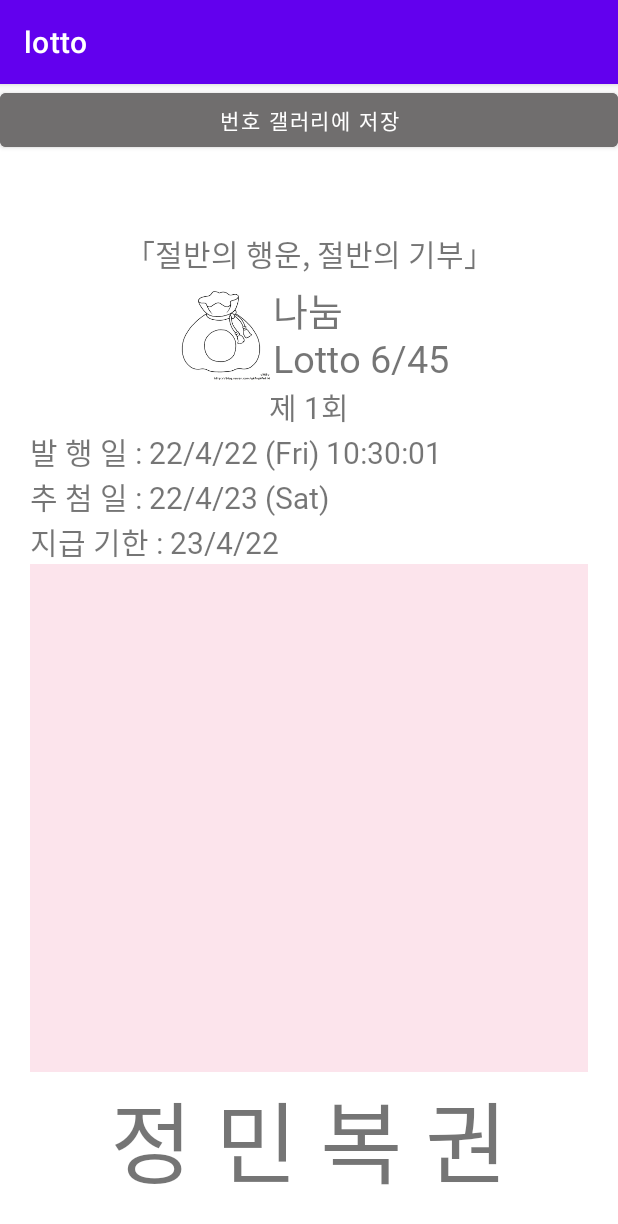
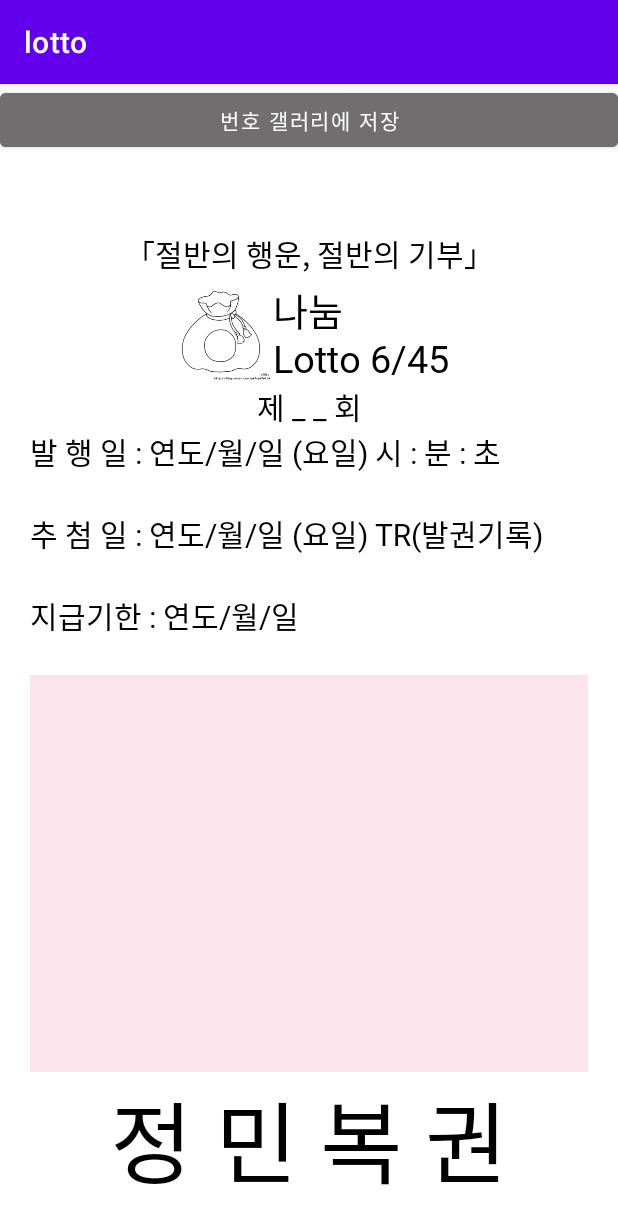
Before and after one commit to jeongmin1230/lotto, an Android app: the screen it shows after launch (MainActivity), after a tap on "번호 갤러리에 저장", on a phone screen of 412 x 824 dp. Shown: the top 1224 px of the screen. Run offline under Robolectric (Android 15) with nearby library versions, the phone set to English and light mode, and no system bars.

Commit message:
레이아웃 부분 영역 배경 색 지정 하고 모든 글씨 black 으로 지정.

```diff
--- a/app/src/main/AndroidManifest.xml
+++ b/app/src/main/AndroidManifest.xml
@@ -19,7 +19,9 @@
             </intent-filter>
         </activity>
         <activity
-            android:name=".MainActivity" />
+            android:name=".MainActivity"
+            android:exported="true">
+        </activity>
     </application>
 
     <uses-permission android:name="android.permission.WRITE_EXTERNAL_STORAGE" /><!-- 저장소 사용 권한 permission -->
--- a/app/src/main/java/com/example/lotto/MainActivity.java
+++ b/app/src/main/java/com/example/lotto/MainActivity.java
@@ -14,31 +14,37 @@ import android.util.Log;
 import android.view.View;
 import android.widget.LinearLayout;
 import android.widget.RelativeLayout;
-import android.widget.TextView;
 import android.widget.Toast;
 
 import java.io.File;
 import java.io.FileNotFoundException;
 import java.io.FileOutputStream;
 import java.text.SimpleDateFormat;
-import java.util.Arrays;
-import java.util.Calendar;
+import java.util.Date;
+
+import androidx.appcompat.app.AppCompatActivity;
+
+import android.Manifest;
+import android.content.Intent;
+import android.content.pm.PackageManager;
+import android.graphics.Bitmap;
+import android.net.Uri;
+import android.os.Build;
+import android.os.Bundle;
+import android.os.Environment;
+import android.util.Log;
+import android.view.View;
+import android.widget.LinearLayout;
+import android.widget.RelativeLayout;
+import android.widget.Toast;
+
+import java.io.File;
+import java.io.FileNotFoundException;
+import java.io.FileOutputStream;
+import java.text.SimpleDateFormat;
 import java.util.Date;
 
 public class MainActivity extends AppCompatActivity {
-
-    int[] ran = {1, 2, 3, 4, 5, 6, 7, 8, 9, 10,
-                11, 12, 13, 14, 15, 16, 17, 18, 19, 20,
-                21, 22, 23, 24, 25, 26, 27, 28, 29, 30,
-                31, 32, 33, 34, 35, 36, 37, 38, 39, 40,
-                41, 42, 43, 44, 45}; // 1~45까지의 숫자 배열 지정
-
-    int[] lottoRandom = new int[6]; // 한 회에 6번씩 나오게 할 거기 때문에 6사이즈의 배열 <- 이게 다섯 개 있어야 함(5줄)
-
-    String[] alphabet = {"A", "B", "C", "D", "E"};
-
-
-    int round = 1; // _ _ _회 글자를 세팅하기 위해서 선언
 
     @Override
     protected void onCreate(Bundle savedInstanceState) {
@@ -46,73 +52,6 @@ public class MainActivity extends AppCompatActivity {
         setContentView(R.layout.activity_main);
 
         checkPermission();
-        initNum();
-
-    }
-
-    public void initNum() {
-
-        TextView tvRound = (TextView) findViewById(R.id.tvRound); // _ _ _회 알려주기 위해
-
-        tvRound.setText("제 " + round + "회");
-
-        TextView tvPublishedDate = (TextView) findViewById(R.id.tvPublishedDate); // 발행일
-        TextView lotteryDate = (TextView) findViewById(R.id.lotteryDate); // 추첨일
-        TextView tvPaymentDeadline = (TextView) findViewById(R.id.tvPaymentDeadline); // 지급일
-
-        SimpleDateFormat sdPublishedDate = new SimpleDateFormat("yy/M/d (E) HH:mm:ss"); // 년도/월/일 (요일) 몇시:몇분:몇초 형식으로 포맷하겠다.
-        SimpleDateFormat sdLotteryDate = new SimpleDateFormat("yy/M/d (E)"); // 년도/월/일 (요일)로 포맷하겠다.
-        SimpleDateFormat sdPaymentDeadline = new SimpleDateFormat("yy/M/d"); // 년도/월/일 형식인데 지급 기한은 발행일로부터 1년 일주일의 기간
-
-        Calendar cLotteryDate = Calendar.getInstance(); // 추첨날을 위한 Calendar 변수 생성, 우선 현재 날짜를 가져옴
-        cLotteryDate.set(Calendar.DAY_OF_WEEK, Calendar.SATURDAY); // 추첨날은  매주 토요일
-
-        Calendar cPaymentDeadline = Calendar.getInstance(); // 지급 기한을 위한 새로운 Calendar 변수 생성, 이것 또한 우선 현재 날짜를 가져옴
-        cPaymentDeadline.add(Calendar.YEAR, 1);
-
-        tvPublishedDate.setText("발 행 일 : " + sdPublishedDate.format(new Date()));
-        lotteryDate.setText("추 첨 일 : " + sdLotteryDate.format(cLotteryDate.getTime()));
-        tvPaymentDeadline.setText("지급 기한 : " + sdPaymentDeadline.format(cPaymentDeadline.getTime()));
-
-        // round 올리는 건 더 연구해야됨.
-
-    }
-
-    public void onClickCapture(View view) {
-
-        RelativeLayout rlCaptureLayout = (RelativeLayout) findViewById(R.id.rlCaptureLayout); // 캡쳐할 영역의 레이아웃을 가져옴
-        SimpleDateFormat sdf = new SimpleDateFormat("yy/M/d_E"); // 연도/월/일_요일 로 파일명 지정
-        LayoutCapture(rlCaptureLayout, sdf.format(new Date()));
-
-    }
-
-    public void random() { // 레이아웃 다 바꾸고 실행하면 여기가 문제가 됩니다..
-
-        TextView tvNumberArray = (TextView) findViewById(R.id.tvNumberArray);
-
-        for(int i = 0; i < ran.length; i++ ){
-            int random1 = (int) (Math.random() * 45 + 1); // 원래 random 범위가 0<=random<1인데 *45+1을 해 줌으로서 1<=random<46으로 1에서 45까지가 랜덤으로 나올 수 있게 함
-            int deduplication1 = 0; // 중복 제거를 위해 deduplication 이라는 변수 선언
-            deduplication1 = ran[i];
-            ran[i] = ran[random1];
-            ran[random1] = deduplication1;
-        }
-        lottoRandom = Arrays.copyOf(ran, 30); // lottoRandom 은 ran 배열을 복사한 배열
-        for(int i = 0; i<5; i++ ){
-            tvNumberArray.append(alphabet[i] + " 자 동 ");
-            for(int j=0; j<lottoRandom.length; j++) {
-                Log.i("jeongmin", "j 의 값 : " + j);
-                if(j % 5 == 0) {
-                    tvNumberArray.append("\n");
-                    Log.i("jeongmin", "5로 나눴을 때 나머지 0임!!! j 값 : " + j);
-                    Log.i("jeongmin", "lottoRandom[" + j + "] : " + lottoRandom[j]);
-                }
-                tvNumberArray.append(lottoRandom[j] + "  ");
-                // 22. 4. 21(목) 수정 중인데 됐다 안됐다 난리..
-            }
-            tvNumberArray.append("\n\n"); // 한 줄 하고 두 줄 띄우기
-        }
-
     }
 
     public void checkPermission() {
@@ -130,6 +69,15 @@ public class MainActivity extends AppCompatActivity {
         }
     }
 
+    public void onClickCapture(View view) {
+
+        RelativeLayout rl_capture = (RelativeLayout) findViewById(R.id.rlCaptureLayout); // 캡쳐할 영역의 레이아웃을 가져옴
+
+        SimpleDateFormat sdf = new SimpleDateFormat("yyyyMMdd_HHmmss"); // 현재년도몇월며칠_몇시몇분몇초 형식으로 포맷하겠다
+
+        LayoutCapture(rl_capture, sdf.format(new Date()));
+
+    }
 
     // LayoutCapture 클래스 생성
     public void LayoutCapture(View view, String title) {
@@ -163,7 +111,7 @@ public class MainActivity extends AppCompatActivity {
 
             fos = new FileOutputStream(tempFile); // 경로 + 제목 + .jpg 로 FileOutputStream Setting
             bitmap.compress(Bitmap.CompressFormat.JPEG, 100, fos);
-            Toast.makeText(getApplicationContext(), "갤러리 저장에 성공했습니다.", Toast.LENGTH_SHORT).show();
+            Toast.makeText(getApplicationContext(), "이미지 파일을 생성했습니다.", Toast.LENGTH_SHORT).show();
         } catch (FileNotFoundException e) {
             e.printStackTrace();
             Log.i("jeongmin", "<try - catch 의 catch 문 속>");
--- a/app/src/main/res/layout/activity_main.xml
+++ b/app/src/main/res/layout/activity_main.xml
@@ -20,6 +20,7 @@
         android:layout_width="match_parent"
         android:layout_height="match_parent"
         android:layout_below="@id/btnCapture"
+        android:background="@color/white"
         android:layout_margin="20dp"
         android:id="@+id/rlCaptureLayout" >
 
@@ -34,6 +35,7 @@
                 android:layout_marginTop="30dp"
                 android:fontFamily="@font/swagger"
                 android:gravity="center"
+                android:textColor="@color/black"
                 android:text="「절반의 행운, 절반의 기부」"
                 android:textSize="20dp" />
 
@@ -53,6 +55,7 @@
                     android:layout_height="wrap_content"
                     android:layout_gravity="bottom"
                     android:fontFamily="@font/swagger"
+                    android:textColor="@color/black"
                     android:text="나눔\nLotto 6/45"
                     android:textSize="25dp" />
 
@@ -63,6 +66,7 @@
                 android:layout_width="match_parent"
                 android:layout_height="wrap_content"
                 android:fontFamily="@font/swagger"
+                android:textColor="@color/black"
                 android:text="제 _ _ 회"
                 android:textAlignment="center"
                 android:textSize="20dp" />
@@ -72,6 +76,7 @@
                 android:layout_width="match_parent"
                 android:layout_height="wrap_content"
                 android:fontFamily="@font/swagger"
+                android:textColor="@color/black"
                 android:text="발 행 일 : 연도/월/일 (요일) 시 : 분 : 초\n"
                 android:textSize="20dp" />
 
@@ -80,6 +85,7 @@
                 android:layout_width="match_parent"
                 android:layout_height="wrap_content"
                 android:fontFamily="@font/swagger"
+                android:textColor="@color/black"
                 android:text="추 첨 일 : 연도/월/일 (요일) TR(발권기록)\n"
                 android:textSize="20dp" />
 
@@ -88,6 +94,7 @@
                 android:layout_width="match_parent"
                 android:layout_height="wrap_content"
                 android:fontFamily="@font/swagger"
+                android:textColor="@color/black"
                 android:text="지급기한 : 연도/월/일\n"
                 android:textSize="20dp" />
 
@@ -103,6 +110,7 @@
                     android:layout_width="match_parent"
                     android:layout_height="wrap_content"
                     android:fontFamily="@font/swagger"
+                    android:textColor="@color/black"
                     android:text=""
                     android:textSize="30dp" />
             </LinearLayout>
@@ -112,6 +120,7 @@
                 android:layout_height="wrap_content"
                 android:fontFamily="@font/swagger"
                 android:gravity="center"
+                android:textColor="@color/black"
                 android:text="정 민 복 권"
                 android:textSize="60dp" />
 
```
